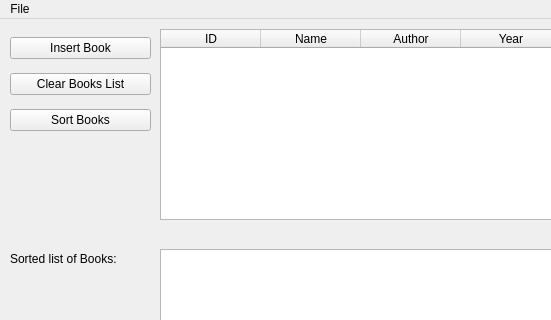
Old version of the form gui/main_window.ui in the repository JoaoFagundes/s1-challenge; both pictures show x 0 to 551 and y 0 to 320 of the 810 by 410 pixel window.
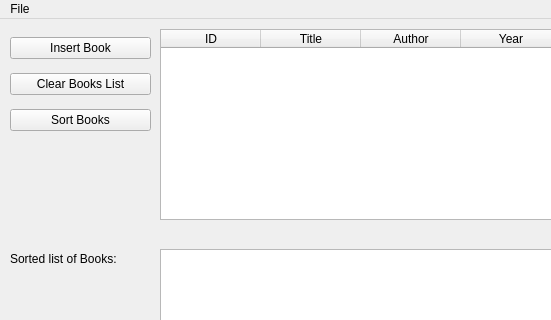
New version of the form.

```diff
--- a/gui/main_window.ui
+++ b/gui/main_window.ui
@@ -39,7 +39,7 @@
     </column>
     <column>
      <property name="text">
-      <string>Name</string>
+      <string>Title</string>
      </property>
     </column>
     <column>
```
